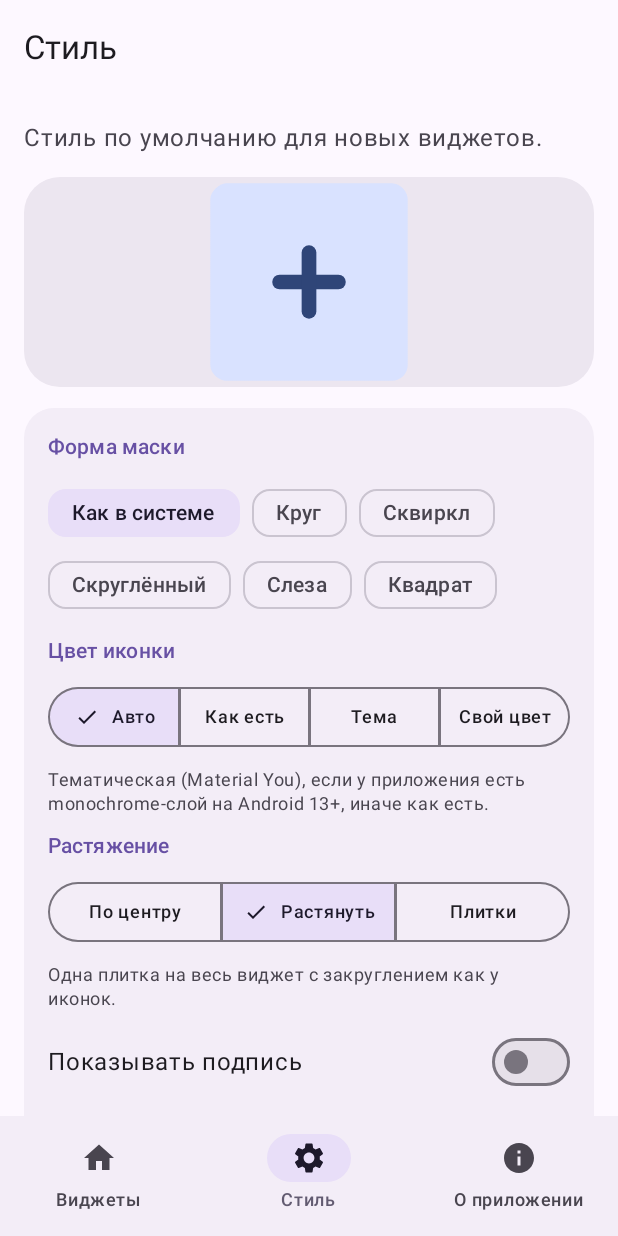
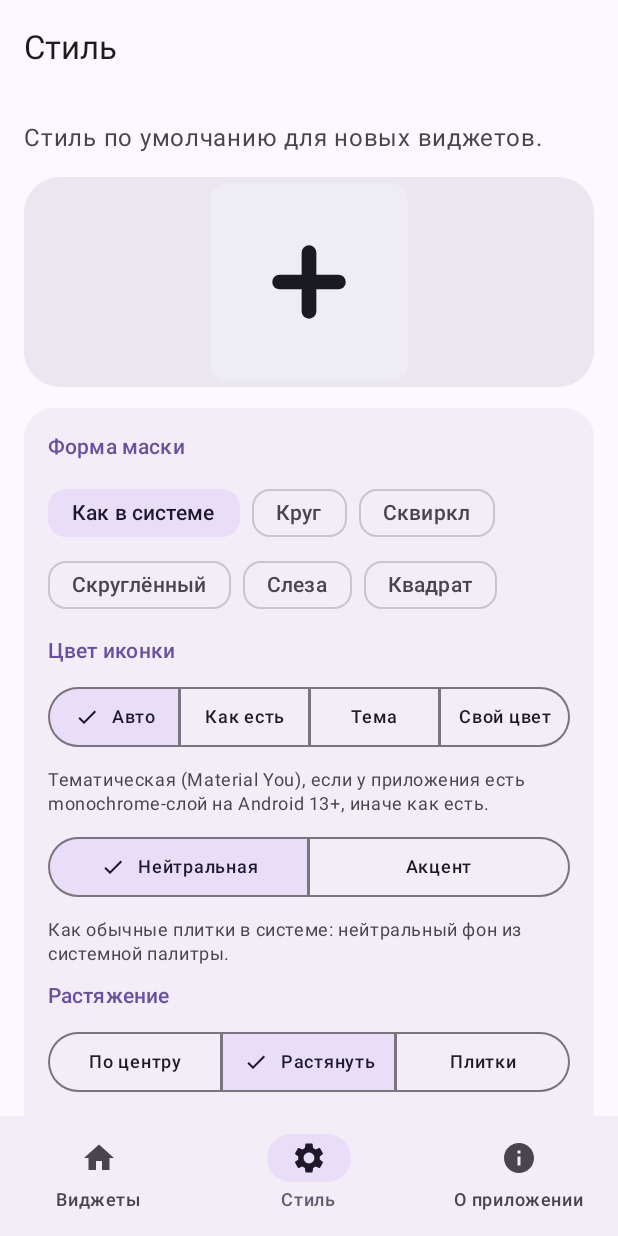
Before and after one commit to vipa-ch-cloud/bigicons, an Android app built with Jetpack Compose: the screen it shows after launch (MainActivity), item 2 of the bottom bar chosen, on a phone screen of 412 x 824 dp. Run offline under Robolectric (Android 15) with nearby library versions, the phone set to English and light mode, and no system bars.

Commit message:
Material You: нейтральная/акцентная плитки, обновление цветов, v1.1
Co-Authored-By: Claude Sonnet 5.5 <noreply@anthropic.com>

```diff
--- a/app/build.gradle.kts
+++ b/app/build.gradle.kts
@@ -11,8 +11,8 @@ android {
         applicationId = "dev.bigicons.app"
         minSdk = 26
         targetSdk = 37
-        versionCode = 1
-        versionName = "1.0"
+        versionCode = 2
+        versionName = "1.1"
     }
 
     buildTypes {
--- a/app/src/main/kotlin/dev/bigicons/app/MainActivity.kt
+++ b/app/src/main/kotlin/dev/bigicons/app/MainActivity.kt
@@ -67,6 +67,8 @@ class MainActivity : ComponentActivity() {
 
     override fun onResume() {
         super.onResume()
+        // пересчёт цветов при каждом открытии: акцент/обои/тема могли смениться без уведомления
+        WidgetUpdater.updateAll(this)
         tick.intValue++
     }
 }
@@ -166,6 +168,10 @@ private fun WidgetsScreen(tick: Int, refresh: () -> Unit) {
                 }
             }
         }
+        OutlinedButton(
+            onClick = { WidgetUpdater.updateAll(ctx); refresh() },
+            modifier = Modifier.fillMaxWidth().padding(horizontal = 16.dp),
+        ) { Text("Обновить все виджеты") }
         if (mgr.isRequestPinAppWidgetSupported) {
             ExtendedFloatingActionButton(
                 onClick = { dialog = true },
--- a/app/src/main/kotlin/dev/bigicons/app/model/WidgetConfig.kt
+++ b/app/src/main/kotlin/dev/bigicons/app/model/WidgetConfig.kt
@@ -13,6 +13,10 @@ enum class ColorMode(val title: String) {
     AUTO("Авто"), ORIGINAL("Как есть"), THEMED("Тема"), CUSTOM("Свой цвет")
 }
 
+enum class ThemeVariant(val title: String) {
+    NEUTRAL("Нейтральная"), ACCENT("Акцент")
+}
+
 enum class StretchMode(val title: String) {
     CENTER("По центру"), STRETCH("Растянуть"), TILES("Плитки")
 }
@@ -23,6 +27,7 @@ data class WidgetConfig(
     val shape: Shape = Shape.AUTO,
     val colorMode: ColorMode = ColorMode.AUTO,
     val customColor: Int = 0xFF6750A4.toInt(),
+    val themeVariant: ThemeVariant = ThemeVariant.NEUTRAL,
     val stretch: StretchMode = StretchMode.STRETCH,
     val showLabel: Boolean = false,
     /** масштаб глифа, % */
@@ -36,6 +41,7 @@ data class WidgetConfig(
         put("shape", shape.name)
         put("colorMode", colorMode.name)
         put("customColor", customColor)
+        put("themeVariant", themeVariant.name)
         put("stretch", stretch.name)
         put("showLabel", showLabel)
         put("scale", scale)
@@ -57,6 +63,7 @@ data class WidgetConfig(
                     shape = j.enumOr("shape", d.shape),
                     colorMode = j.enumOr("colorMode", d.colorMode),
                     customColor = j.optInt("customColor", d.customColor),
+                    themeVariant = j.enumOr("themeVariant", d.themeVariant),
                     stretch = j.enumOr("stretch", d.stretch),
                     showLabel = j.optBoolean("showLabel", d.showLabel),
                     scale = j.optInt("scale", d.scale).coerceIn(40, 160),
--- a/app/src/main/kotlin/dev/bigicons/app/render/IconRenderer.kt
+++ b/app/src/main/kotlin/dev/bigicons/app/render/IconRenderer.kt
@@ -19,6 +19,7 @@ import androidx.core.graphics.ColorUtils
 import dev.bigicons.app.model.ColorMode
 import dev.bigicons.app.model.Shape
 import dev.bigicons.app.model.StretchMode
+import dev.bigicons.app.model.ThemeVariant
 import dev.bigicons.app.model.WidgetConfig
 import kotlin.math.max
 import kotlin.math.min
@@ -41,7 +42,7 @@ object IconRenderer {
     )
 
     fun isNight(ctx: Context) =
-        (ctx.resources.configuration.uiMode and Configuration.UI_MODE_NIGHT_MASK) == Configuration.UI_MODE_NIGHT_YES
+        (ctx.applicationContext.resources.configuration.uiMode and Configuration.UI_MODE_NIGHT_MASK) == Configuration.UI_MODE_NIGHT_YES
 
     /** AUTO: тематическая, если Android 13+ и у приложения есть monochrome-слой. */
     fun resolveMode(cfg: WidgetConfig, src: IconSource): ColorMode = when (cfg.colorMode) {
@@ -50,24 +51,27 @@ object IconRenderer {
         else -> cfg.colorMode
     }
 
-    private fun palette(ctx: Context, mode: ColorMode, custom: Int, night: Boolean): Palette? = when (mode) {
+    private fun palette(ctx: Context, mode: ColorMode, custom: Int, night: Boolean, variant: ThemeVariant): Palette? = when (mode) {
         ColorMode.ORIGINAL, ColorMode.AUTO -> null
         ColorMode.CUSTOM -> Palette(
             custom,
             if (ColorUtils.calculateLuminance(custom) > 0.5) 0xFF1B1B1F.toInt() else Color.WHITE,
         )
-        ColorMode.THEMED -> themed(ctx, night)
+        ColorMode.THEMED -> themed(ctx, night, variant)
     }
 
-    /** Приближение к тематическим иконкам Pixel Launcher: акцентные тона системной палитры. */
-    private fun themed(ctx: Context, night: Boolean): Palette {
-        if (Build.VERSION.SDK_INT >= 31) {
-            return runCatching {
-                if (night) Palette(ctx.getColor(android.R.color.system_accent1_800), ctx.getColor(android.R.color.system_accent1_100))
-                else Palette(ctx.getColor(android.R.color.system_accent1_100), ctx.getColor(android.R.color.system_accent1_700))
-            }.getOrElse { fallbackTheme(night) }
-        }
-        return fallbackTheme(night)
+    /** Тематическая палитра Material You: тона выбирает [ThemeTones.pick], значения берутся у системы в момент рендера. */
+    private fun themed(ctx: Context, night: Boolean, variant: ThemeVariant): Palette {
+        val names = ThemeTones.pick(Build.VERSION.SDK_INT, night, variant) ?: return fallbackTheme(night)
+        return runCatching {
+            val res = ctx.applicationContext.resources
+            fun c(n: String): Int {
+                val id = res.getIdentifier(n, "color", "android")
+                require(id != 0)
+                return res.getColor(id, ctx.applicationContext.theme)
+            }
+            Palette(c(names.bg), c(names.glyph))
+        }.getOrElse { fallbackTheme(night) }
     }
 
     private fun fallbackTheme(night: Boolean) =
@@ -134,7 +138,7 @@ object IconRenderer {
             return bmp
         }
         val mode = resolveMode(cfg, src)
-        val pal = palette(ctx, mode, cfg.customColor, night)
+        val pal = palette(ctx, mode, cfg.customColor, night, cfg.themeVariant)
         val prep = prepare(src, mode, pal, night)
 
         val (cols, rows) = if (cfg.stretch == StretchMode.TILES) {
@@ -211,7 +215,7 @@ object IconRenderer {
     }
 
     private fun drawPlaceholder(ctx: Context, c: Canvas, cfg: WidgetConfig, w: Float, h: Float, night: Boolean) {
-        val pal = themed(ctx, night)
+        val pal = themed(ctx, night, cfg.themeVariant)
         val s = min(w, h)
         val rect = if (cfg.stretch == StretchMode.STRETCH) RectF(w * 0.03f, h * 0.03f, w * 0.97f, h * 0.97f)
         else RectF((w - s) / 2 + s * 0.03f, (h - s) / 2 + s * 0.03f, (w + s) / 2 - s * 0.03f, (h + s) / 2 - s * 0.03f)
--- /dev/null
+++ b/app/src/main/kotlin/dev/bigicons/app/render/ThemeTones.kt
@@ -0,0 +1,29 @@
+package dev.bigicons.app.render
+
+import dev.bigicons.app.model.ThemeVariant
+
+/** Имена цветовых ресурсов android.R.color (system_*), выбранные для фона и глифа. */
+data class ToneNames(val bg: String, val glyph: String)
+
+/**
+ * Чистая функция выбора тонов Material You (без обращения к Context, проверяется юнит-тестом).
+ * Android 14+ (API 34): готовые роли system_surface_container_* / system_primary_container_* / system_on_*.
+ * Android 12-13 (API 31-33): тона палитр system_neutral1_* и system_accent1_*.
+ * Ниже 31 системных цветов нет — возвращает null (запасная палитра).
+ */
+object ThemeTones {
+    fun pick(sdk: Int, night: Boolean, variant: ThemeVariant): ToneNames? {
+        if (sdk < 31) return null
+        val s = if (night) "dark" else "light"
+        return when (variant) {
+            ThemeVariant.NEUTRAL ->
+                if (sdk >= 34) ToneNames("system_surface_container_$s", if (night) "system_neutral1_50" else "system_neutral1_900")
+                else if (night) ToneNames("system_neutral1_900", "system_neutral1_50")
+                else ToneNames("system_neutral1_100", "system_neutral1_900")
+            ThemeVariant.ACCENT ->
+                if (sdk >= 34) ToneNames("system_primary_container_$s", "system_on_primary_container_$s")
+                else if (night) ToneNames("system_accent1_800", "system_accent1_100")
+                else ToneNames("system_accent1_100", "system_accent1_700")
+        }
+    }
+}
--- a/app/src/main/kotlin/dev/bigicons/app/ui/StyleOptions.kt
+++ b/app/src/main/kotlin/dev/bigicons/app/ui/StyleOptions.kt
@@ -30,6 +30,7 @@ import androidx.compose.ui.unit.dp
 import dev.bigicons.app.model.ColorMode
 import dev.bigicons.app.model.Shape
 import dev.bigicons.app.model.StretchMode
+import dev.bigicons.app.model.ThemeVariant
 import dev.bigicons.app.model.WidgetConfig
 
 @Composable
@@ -74,11 +75,21 @@ fun StyleOptions(cfg: WidgetConfig, onChange: (WidgetConfig) -> Unit) {
             when (cfg.colorMode) {
                 ColorMode.AUTO -> "Тематическая (Material You), если у приложения есть monochrome-слой на Android 13+, иначе как есть."
                 ColorMode.ORIGINAL -> "Оригинальные цвета иконки."
-                ColorMode.THEMED -> "Фон и глиф из системной палитры. Без monochrome-слоя глиф строится из силуэта."
+                ColorMode.THEMED -> "Цвета берутся из системной палитры Material You (акцент из настроек обоев и стиля). Без monochrome-слоя глиф строится из силуэта."
                 ColorMode.CUSTOM -> "Одноцветный глиф на выбранном цвете."
             },
             style = MaterialTheme.typography.bodySmall, color = MaterialTheme.colorScheme.onSurfaceVariant,
         )
+        if (cfg.colorMode == ColorMode.THEMED || cfg.colorMode == ColorMode.AUTO) {
+            Segments(ThemeVariant.entries, cfg.themeVariant, { it.title }) { onChange(cfg.copy(themeVariant = it)) }
+            Text(
+                when (cfg.themeVariant) {
+                    ThemeVariant.NEUTRAL -> "Как обычные плитки в системе: нейтральный фон из системной палитры."
+                    ThemeVariant.ACCENT -> "Как выделенная плитка: фон и глиф в цвете акцента."
+                },
+                style = MaterialTheme.typography.bodySmall, color = MaterialTheme.colorScheme.onSurfaceVariant,
+            )
+        }
         if (cfg.colorMode == ColorMode.CUSTOM) {
             FlowRow(horizontalArrangement = Arrangement.spacedBy(10.dp), verticalArrangement = Arrangement.spacedBy(10.dp)) {
                 Swatches.forEach { col ->
```
Also changed, not shown: 3 other files.
